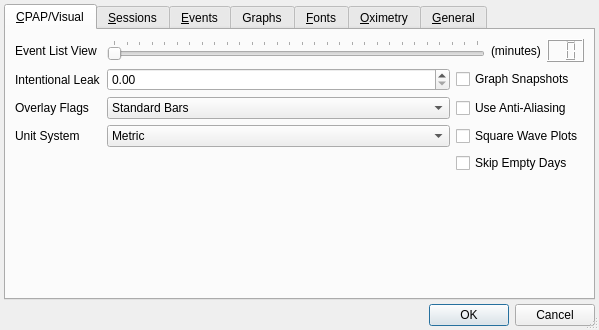
sbonaime/sleepyhead-code., file preferencesdialog.ui: the form before one commit.
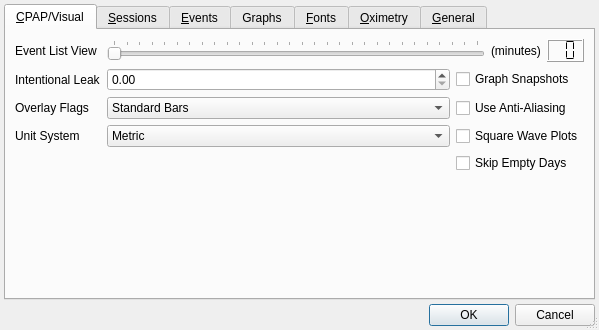
The form after the commit. The open tabs and pages were chosen to show the change.

Diff of the .ui file:
```diff
--- a/preferencesdialog.ui
+++ b/preferencesdialog.ui
@@ -234,6 +234,9 @@
            <property name="numDigits">
             <number>2</number>
            </property>
+           <property name="segmentStyle">
+            <enum>QLCDNumber::Flat</enum>
+           </property>
           </widget>
          </item>
         </layout>
```
